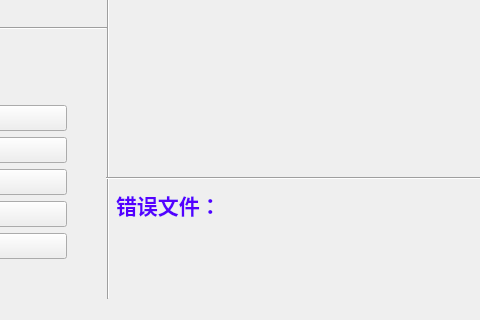
r53127/MyScan, file PicMainWindow.ui: the form before one commit; both pictures show x 214 to 694 and y 572 to 892 of the 1303 by 892 pixel window.
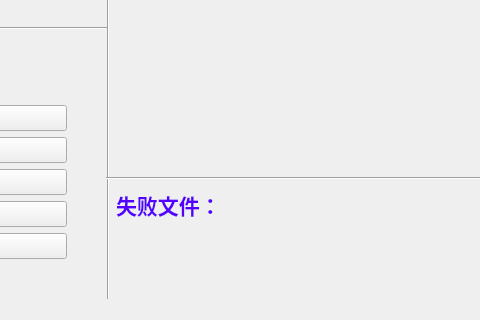
The form after the commit.

The edit to the form file:
```diff
--- a/PicMainWindow.ui
+++ b/PicMainWindow.ui
@@ -364,7 +364,7 @@
      </rect>
     </property>
     <property name="text">
-     <string>&lt;html&gt;&lt;head/&gt;&lt;body&gt;&lt;p&gt;&lt;span style=&quot; font-size:16pt; font-weight:600; color:#5500ff;&quot;&gt;错误文件：&lt;/span&gt;&lt;/p&gt;&lt;/body&gt;&lt;/html&gt;</string>
+     <string>&lt;html&gt;&lt;head/&gt;&lt;body&gt;&lt;p&gt;&lt;span style=&quot; font-size:16pt; font-weight:600; color:#5500ff;&quot;&gt;失败文件：&lt;/span&gt;&lt;/p&gt;&lt;/body&gt;&lt;/html&gt;</string>
     </property>
    </widget>
   </widget>
```
